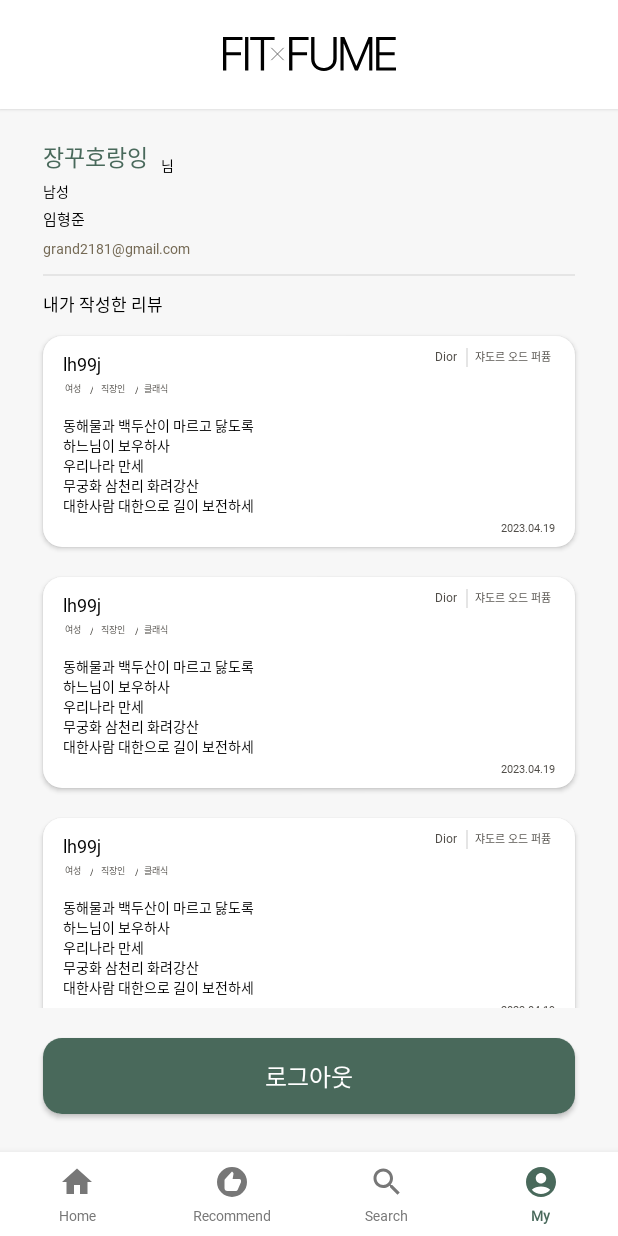
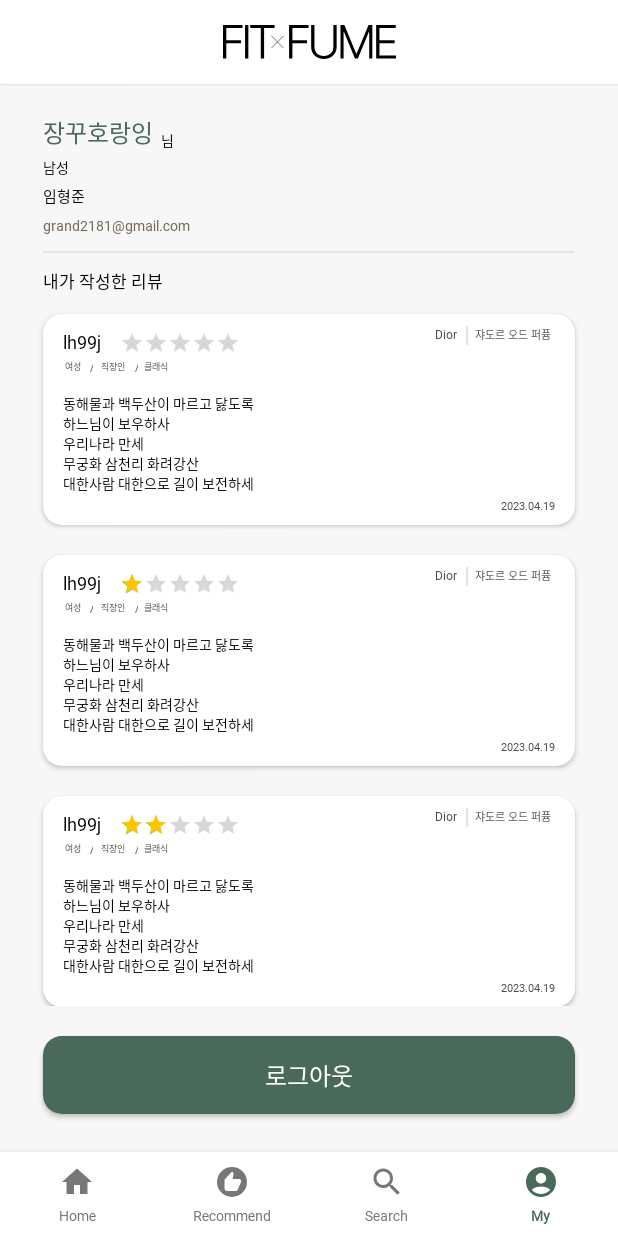
Before and after one commit to BeryWell/capstone2023_AOS, an Android app: the MyFragment screen opened through its navigation route, on a phone screen of 412 x 824 dp. Run offline under Robolectric (Android 15) with nearby library versions, the phone set to English and light mode, and no system bars; our stand-ins replace data binding, navigation-ui; 4 statements that could not run were skipped.

Commit message:
UI 수정

```diff
--- a/Fitfume/app/src/main/java/com/example/fitfume/adapter/PerfumeReviewRecyclerViewAdapter.kt
+++ b/Fitfume/app/src/main/java/com/example/fitfume/adapter/PerfumeReviewRecyclerViewAdapter.kt
@@ -3,6 +3,7 @@ package com.example.fitfume.adapter
 import android.view.LayoutInflater
 import android.view.View
 import android.view.ViewGroup
+import android.widget.RatingBar
 import android.widget.TextView
 import androidx.recyclerview.widget.RecyclerView
 import com.example.fitfume.R
@@ -39,12 +40,12 @@ class PerfumeReviewRecyclerViewAdapter : RecyclerView.Adapter<RecyclerView.ViewH
         RecyclerView.ViewHolder(itemView) {
 
         val nickname: TextView = itemView.findViewById(R.id.review_user_nickname_tv)
-
+        val star: RatingBar = itemView.findViewById(R.id.review_user_star_rb)
 
         //        val img : ImageView = itemView.findViewById(R.id.item_event_iv)
         fun bind(perfumeReviewEvent: PerfumeReviewEvent) {
             nickname.text = perfumeReviewEvent.nickname
-
+            star.rating = perfumeReviewEvent.star
 //            img.setImageDrawable(communityEvent.img)
         }
     }
--- a/Fitfume/app/src/main/java/com/example/fitfume/model/PerfumeReviewEvent.kt
+++ b/Fitfume/app/src/main/java/com/example/fitfume/model/PerfumeReviewEvent.kt
@@ -1,5 +1,6 @@
 package com.example.fitfume.model
 
 data class PerfumeReviewEvent (
-    var nickname:String = ""
+    var nickname:String = "",
+    var star: Float = 0.0F
 )
--- a/Fitfume/app/src/main/java/com/example/fitfume/view/MyFragment.kt
+++ b/Fitfume/app/src/main/java/com/example/fitfume/view/MyFragment.kt
@@ -34,10 +34,12 @@ class MyFragment : Fragment() {
         binding.myReviewRv.adapter = bestPerfumeRecyclerViewAdapter
 
         var list: MutableList<PerfumeReviewEvent> = mutableListOf()
-        list.add(PerfumeReviewEvent("lh99j"))
-        list.add(PerfumeReviewEvent("lh99j"))
-        list.add(PerfumeReviewEvent("lh99j"))
-        list.add(PerfumeReviewEvent("lh99j"))
+        list.add(PerfumeReviewEvent("lh99j", 0.0F))
+        list.add(PerfumeReviewEvent("lh99j", 1.0F))
+        list.add(PerfumeReviewEvent("lh99j", 2.0F))
+        list.add(PerfumeReviewEvent("lh99j", 3.0F))
+        list.add(PerfumeReviewEvent("lh99j", 4.0F))
+        list.add(PerfumeReviewEvent("lh99j", 5.0F))
 
 
         bestPerfumeRecyclerViewAdapter.submitBestPerfumeEventList(list)
--- a/Fitfume/app/src/main/res/layout/activity_home.xml
+++ b/Fitfume/app/src/main/res/layout/activity_home.xml
@@ -18,7 +18,7 @@
         <androidx.appcompat.widget.Toolbar
             android:id="@+id/home_toolbar"
             android:layout_width="match_parent"
-            android:layout_height="0dp"
+            android:layout_height="wrap_content"
             android:background="@color/white"
             android:elevation="1.5dp"
             app:layout_constraintEnd_toEndOf="parent"
--- a/Fitfume/app/src/main/res/layout/item_my_review.xml
+++ b/Fitfume/app/src/main/res/layout/item_my_review.xml
@@ -24,7 +24,7 @@
         <TextView
             android:id="@+id/review_user_nickname_tv"
             android:layout_width="0dp"
-            app:layout_constraintWidth_percent="0.1"
+            app:layout_constraintWidth_percent="0.09"
             app:layout_constraintHeight_percent="0.13"
             android:layout_height="0dp"
             android:fontFamily="@font/pretendard_semibold"
@@ -38,6 +38,21 @@
             android:layout_marginTop="10dp"
             app:layout_constraintStart_toStartOf="@+id/review_division"
             app:layout_constraintTop_toTopOf="parent"/>
+
+        <androidx.appcompat.widget.AppCompatRatingBar
+            android:id="@+id/review_user_star_rb"
+            android:layout_width="wrap_content"
+            android:layout_height="wrap_content"
+            app:layout_constraintWidth_percent="0.15"
+            app:layout_constraintHeight_percent="0.086"
+            android:numStars="5"
+            android:isIndicator="true"
+            android:progressTint="@color/star_yellow"
+            android:layout_marginStart="6dp"
+            style="@style/Widget.AppCompat.RatingBar.Small"
+            app:layout_constraintStart_toEndOf="@+id/review_user_nickname_tv"
+            app:layout_constraintTop_toTopOf="@+id/review_user_nickname_tv"
+            app:layout_constraintBottom_toBottomOf="@+id/review_user_nickname_tv"/>
 
         <androidx.constraintlayout.widget.ConstraintLayout
             android:id="@+id/review_perfume_info_cl"
--- a/Fitfume/app/src/main/res/values/colors.xml
+++ b/Fitfume/app/src/main/res/values/colors.xml
@@ -9,6 +9,7 @@
     <color name="white">#FFFFFFFF</color>
     <color name="main_Color">#49695b</color>
     <color name="yellow">#FEE500</color>
+    <color name="star_yellow">#ffc400</color>
     <color name="light_grey">#f7f7f7</color>
     <color name="grey">#777777</color>
     <color name="review_perfume_name">#504d48</color>
```
